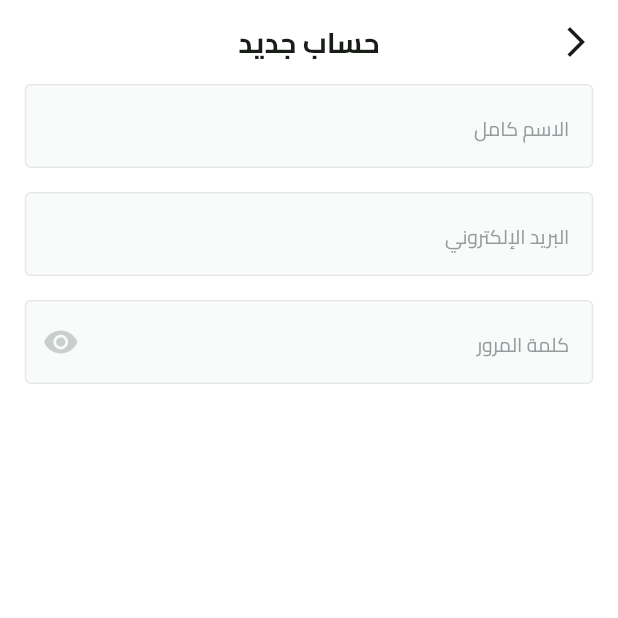
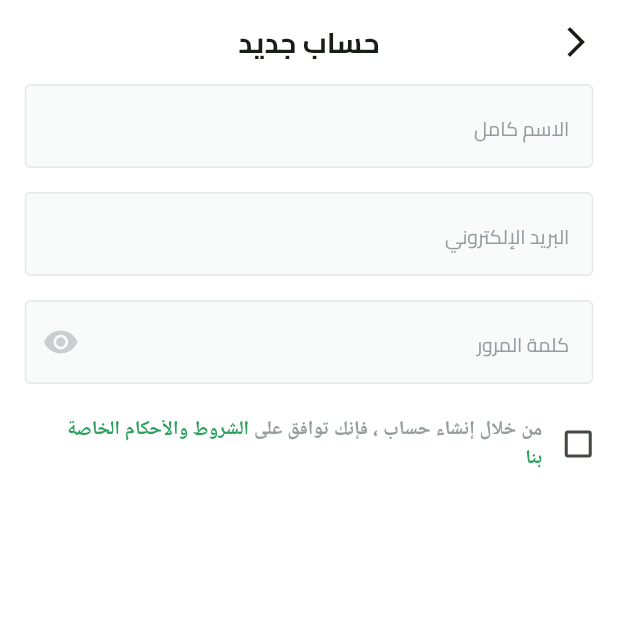
Before and after one commit to seifmoustafa/Fruit-Hub, a Flutter app: the SignupView screen opened by its route, on a phone screen of 412 x 824 dp, the top half of it. Run offline on Flutter 3.47's test engine with Material 3 defaults, Android fonts, the phone set to English and light mode, and no system bars; our stand-ins replace dots_indicator, flutter_svg, shared_preferences; accounts and stored records are empty.

Commit message:
`Added import for TermsAndConditions widget and added it to SignupViewBody widget`

```diff
--- a/lib/features/auth/presentation/views/widgets/signup_view_body.dart
+++ b/lib/features/auth/presentation/views/widgets/signup_view_body.dart
@@ -1,6 +1,7 @@
 import 'package:flutter/material.dart';
 import 'package:fruit_hub/constants.dart';
 import 'package:fruit_hub/core/widgets/custom_text_form_field.dart';
+import 'package:fruit_hub/features/auth/presentation/views/widgets/terms_and_conditions.dart';
 
 class SignupViewBody extends StatelessWidget {
   const SignupViewBody({super.key});
@@ -24,7 +25,8 @@ class SignupViewBody extends StatelessWidget {
                   color: Color(0xffc9cecf),
                 ),
                 hintText: 'كلمة المرور',
-                textInputType: TextInputType.visiblePassword)
+                textInputType: TextInputType.visiblePassword),
+            TermsAndConditions(),
           ],
         ),
       ),
--- /dev/null
+++ b/lib/features/auth/presentation/views/widgets/terms_and_conditions.dart
@@ -0,0 +1,60 @@
+import 'package:flutter/material.dart';
+import 'package:fruit_hub/constants.dart';
+import 'package:fruit_hub/core/utils/app_colors.dart';
+import 'package:fruit_hub/core/utils/app_text_styles.dart';
+
+class TermsAndConditions extends StatelessWidget {
+  const TermsAndConditions({super.key});
+
+  @override
+  Widget build(BuildContext context) {
+    return Transform.translate(
+      offset: const Offset(14, 0),
+      child: Row(
+        children: [
+          Checkbox(
+            value: false,
+            onChanged: (value) {},
+          ),
+          SizedBox(
+            width: MediaQuery.sizeOf(context).width -
+                (kHorizontalPadding * 2) -
+                48,
+            child: Text.rich(
+              TextSpan(
+                children: [
+                  TextSpan(
+                      text: 'من خلال إنشاء حساب ، فإنك توافق على ',
+                      style: TextStyles.semiBold13.copyWith(
+                        color: const Color(0xFF949D9E),
+                      )),
+                  TextSpan(
+                      text: 'الشروط والأحكام',
+                      style: TextStyles.semiBold13
+                          .copyWith(color: AppColors.lightPrimaryColor)),
+                  const TextSpan(
+                    text: ' ',
+                  ),
+                  TextSpan(
+                    text: 'الخاصة',
+                    style: TextStyles.semiBold13
+                        .copyWith(color: AppColors.lightPrimaryColor),
+                  ),
+                  const TextSpan(
+                    text: ' ',
+                  ),
+                  TextSpan(
+                    text: 'بنا',
+                    style: TextStyles.semiBold13
+                        .copyWith(color: AppColors.lightPrimaryColor),
+                  ),
+                ],
+              ),
+              textAlign: TextAlign.right,
+            ),
+          )
+        ],
+      ),
+    );
+  }
+}
```
